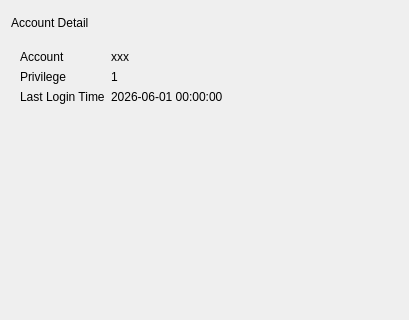
This is src/framework/Account.ui in hanjingo/rag-qt as Qt 5 draws it before an edit; both pictures show x 0 to 409 and y 0 to 320 of the 409 by 518 pixel window. The edited form follows.
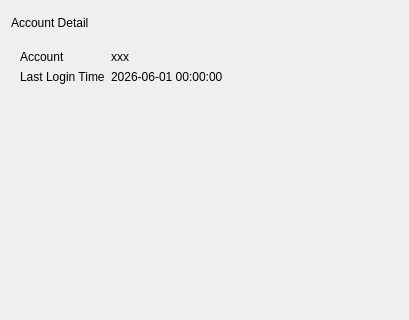
This is the edited form.

Commit message: 1. upgrade ui; 2. remove privilege; 3. fix upload bug

Patch:
```diff
--- a/src/framework/Account.ui
+++ b/src/framework/Account.ui
@@ -68,32 +68,6 @@
         </property>
        </widget>
       </item>
-      <item row="1" column="0">
-       <widget class="QLabel" name="lblPrivilegeTitle">
-        <property name="font">
-         <font>
-          <italic>false</italic>
-          <bold>false</bold>
-         </font>
-        </property>
-        <property name="text">
-         <string>Privilege</string>
-        </property>
-       </widget>
-      </item>
-      <item row="1" column="1">
-       <widget class="QLabel" name="lblPrivilege">
-        <property name="font">
-         <font>
-          <italic>false</italic>
-          <bold>false</bold>
-         </font>
-        </property>
-        <property name="text">
-         <string>1</string>
-        </property>
-       </widget>
-      </item>
       <item row="2" column="0">
        <widget class="QLabel" name="lblLastLoginTimeTitle">
         <property name="font">
```
The commit also changes 22 other files.
